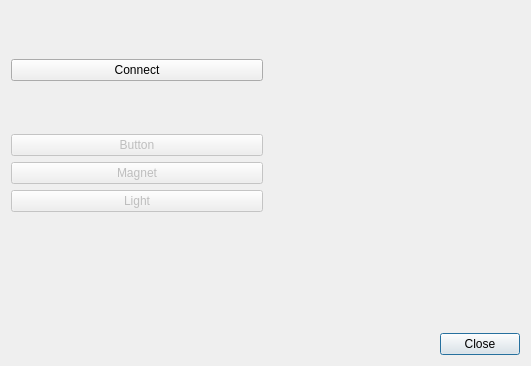
Above: CuteCaspar/RaspberryPIDialog.ui from geertdaelemans/CuteCaspar before the change. Below: the same form after it.
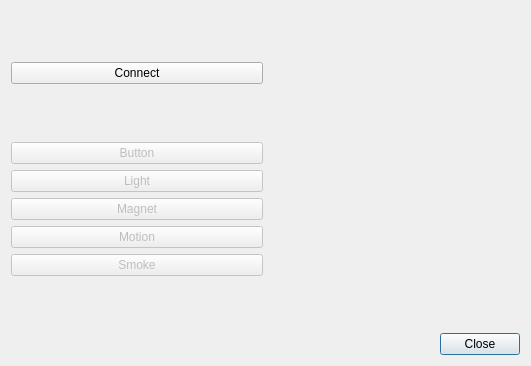
That is the form after the change. Icons and pictures are not drawn.

Commit message: Extended RaspberryPI actions.

What changed in the file:
```diff
--- a/CuteCaspar/RaspberryPIDialog.ui
+++ b/CuteCaspar/RaspberryPIDialog.ui
@@ -71,19 +71,6 @@
          </property>
         </widget>
        </item>
-       <item>
-        <widget class="QPushButton" name="btnMagnet">
-         <property name="enabled">
-          <bool>false</bool>
-         </property>
-         <property name="focusPolicy">
-          <enum>Qt::NoFocus</enum>
-         </property>
-         <property name="text">
-          <string>Magnet</string>
-         </property>
-        </widget>
-       </item>
        <item>
         <widget class="QPushButton" name="btnLight">
          <property name="enabled">
@@ -98,31 +85,41 @@
         </widget>
        </item>
        <item>
-        <spacer name="verticalSpacer_4">
-         <property name="orientation">
-          <enum>Qt::Vertical</enum>
+        <widget class="QPushButton" name="btnMagnet">
+         <property name="enabled">
+          <bool>false</bool>
          </property>
-         <property name="sizeHint" stdset="0">
-          <size>
-           <width>20</width>
-           <height>40</height>
-          </size>
+         <property name="focusPolicy">
+          <enum>Qt::NoFocus</enum>
          </property>
-        </spacer>
+         <property name="text">
+          <string>Magnet</string>
+         </property>
+        </widget>
        </item>
        <item>
-        <widget class="QLabel" name="lblButton">
-         <property name="text">
-          <string/>
+        <widget class="QPushButton" name="btnMotion">
+         <property name="enabled">
+          <bool>false</bool>
          </property>
-         <property name="pixmap">
-          <pixmap resource="images.qrc">:/Images/Red button Pressed.png</pixmap>
+         <property name="focusPolicy">
+          <enum>Qt::NoFocus</enum>
          </property>
-         <property name="scaledContents">
+         <property name="text">
+          <string>Motion</string>
+         </property>
+        </widget>
+       </item>
+       <item>
+        <widget class="QPushButton" name="btnSmoke">
+         <property name="enabled">
           <bool>false</bool>
          </property>
-         <property name="alignment">
-          <set>Qt::AlignCenter</set>
+         <property name="focusPolicy">
+          <enum>Qt::NoFocus</enum>
+         </property>
+         <property name="text">
+          <string>Smoke</string>
          </property>
         </widget>
        </item>
@@ -143,19 +140,6 @@
      </item>
      <item>
       <layout class="QVBoxLayout" name="verticalLayout_3">
-       <item>
-        <spacer name="verticalSpacer">
-         <property name="orientation">
-          <enum>Qt::Vertical</enum>
-         </property>
-         <property name="sizeHint" stdset="0">
-          <size>
-           <width>20</width>
-           <height>40</height>
-          </size>
-         </property>
-        </spacer>
-       </item>
        <item>
         <widget class="QLabel" name="lblRaspberryPI">
          <property name="text">
@@ -171,7 +155,23 @@
           <bool>false</bool>
          </property>
          <property name="margin">
-          <number>30</number>
+          <number>15</number>
+         </property>
+        </widget>
+       </item>
+       <item>
+        <widget class="QLabel" name="lblButton">
+         <property name="text">
+          <string/>
+         </property>
+         <property name="pixmap">
+          <pixmap resource="images.qrc">:/Images/Red button Pressed.png</pixmap>
+         </property>
+         <property name="scaledContents">
+          <bool>false</bool>
+         </property>
+         <property name="alignment">
+          <set>Qt::AlignCenter</set>
          </property>
         </widget>
        </item>
@@ -216,6 +216,9 @@
      </item>
     </layout>
    </item>
+   <item>
+    <layout class="QVBoxLayout" name="statusBar"/>
+   </item>
   </layout>
  </widget>
  <resources>
```
The commit also changes 5 other files.
